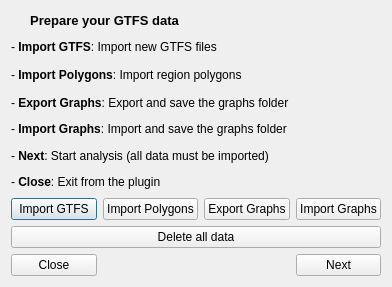
The window that route_tracking_dialog_base.ui (gianmarconaro/city-transport-analyzer) describes before a commit, drawn with Qt 5.
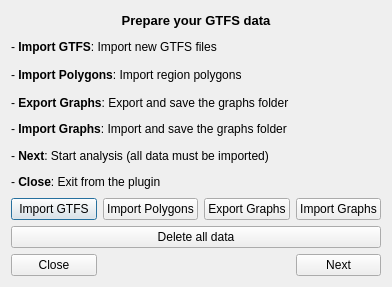
The same window after the commit.

The edit to the form file:
```diff
--- a/route_tracking_dialog_base.ui
+++ b/route_tracking_dialog_base.ui
@@ -20,13 +20,6 @@
    <string>Thesis_Plugin</string>
   </property>
   <layout class="QGridLayout" name="gridLayout">
-   <item row="0" column="0" colspan="2">
-    <widget class="QLabel" name="label">
-     <property name="text">
-      <string>&lt;html&gt;&lt;head/&gt;&lt;body&gt;&lt;p align=&quot;center&quot;&gt;&lt;span style=&quot; font-size:10pt; font-weight:600;&quot;&gt;Prepare your GTFS data&lt;/span&gt;&lt;/p&gt;&lt;/body&gt;&lt;/html&gt;</string>
-     </property>
-    </widget>
-   </item>
    <item row="1" column="0" colspan="3">
     <widget class="QLabel" name="label_3">
      <property name="font">
@@ -136,6 +129,13 @@
      </property>
     </widget>
    </item>
+   <item row="0" column="0" colspan="4">
+    <widget class="QLabel" name="label">
+     <property name="text">
+      <string>&lt;html&gt;&lt;head/&gt;&lt;body&gt;&lt;p align=&quot;center&quot;&gt;&lt;span style=&quot; font-size:10pt; font-weight:600;&quot;&gt;Prepare your GTFS data&lt;/span&gt;&lt;/p&gt;&lt;/body&gt;&lt;/html&gt;</string>
+     </property>
+    </widget>
+   </item>
   </layout>
  </widget>
  <resources/>
```
Left out of the diff: 5 changed lines with no effect on the pictures.
